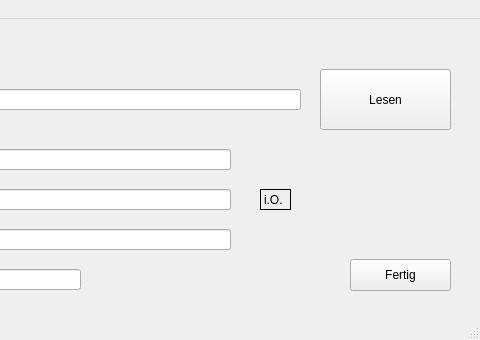
Qt form mainwindow/mainwindow.ui (Bradyphrenia/op_barcode) before a commit; both pictures show x 220 to 700 and y 0 to 340 of the 700 by 340 pixel window.
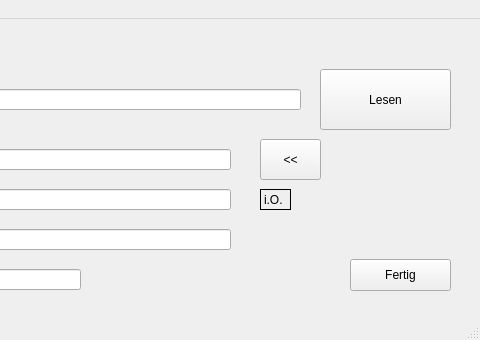
The same form after that commit.

Commit message:
Add reverse GTIN lookup functionality in `m_window.py`
- Introduce `reverse_search` method for retrieving GTIN from Ref-Num.
- Add `search_gtin` import and update `__all__` in `__init__.py`.
- Modify UI to include reverse search button and associated logic.
- Update PyQt5 generator version in `mainwindow.py`.

Patch:
```diff
--- a/mainwindow/mainwindow.ui
+++ b/mainwindow/mainwindow.ui
@@ -186,7 +186,20 @@
      <string>i.O.</string>
     </property>
     <property name="textFormat">
-     <enum>Qt::PlainText</enum>
+     <enum>Qt::TextFormat::PlainText</enum>
+    </property>
+   </widget>
+   <widget class="QPushButton" name="pushButton_reverse">
+    <property name="geometry">
+     <rect>
+      <x>480</x>
+      <y>120</y>
+      <width>61</width>
+      <height>41</height>
+     </rect>
+    </property>
+    <property name="text">
+     <string>&lt;&lt;</string>
     </property>
    </widget>
   </widget>
```
Left out of the diff: 4 changed lines with no effect on the pictures. The commit also changes 3 other files.
